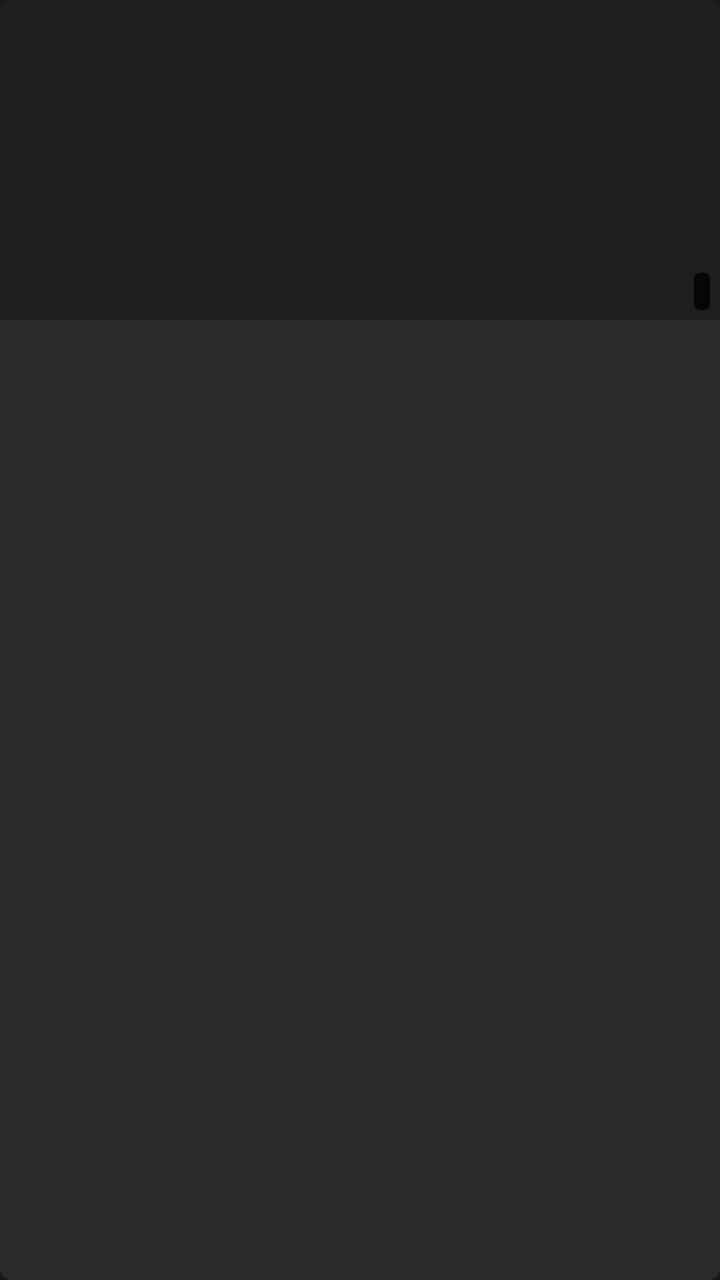
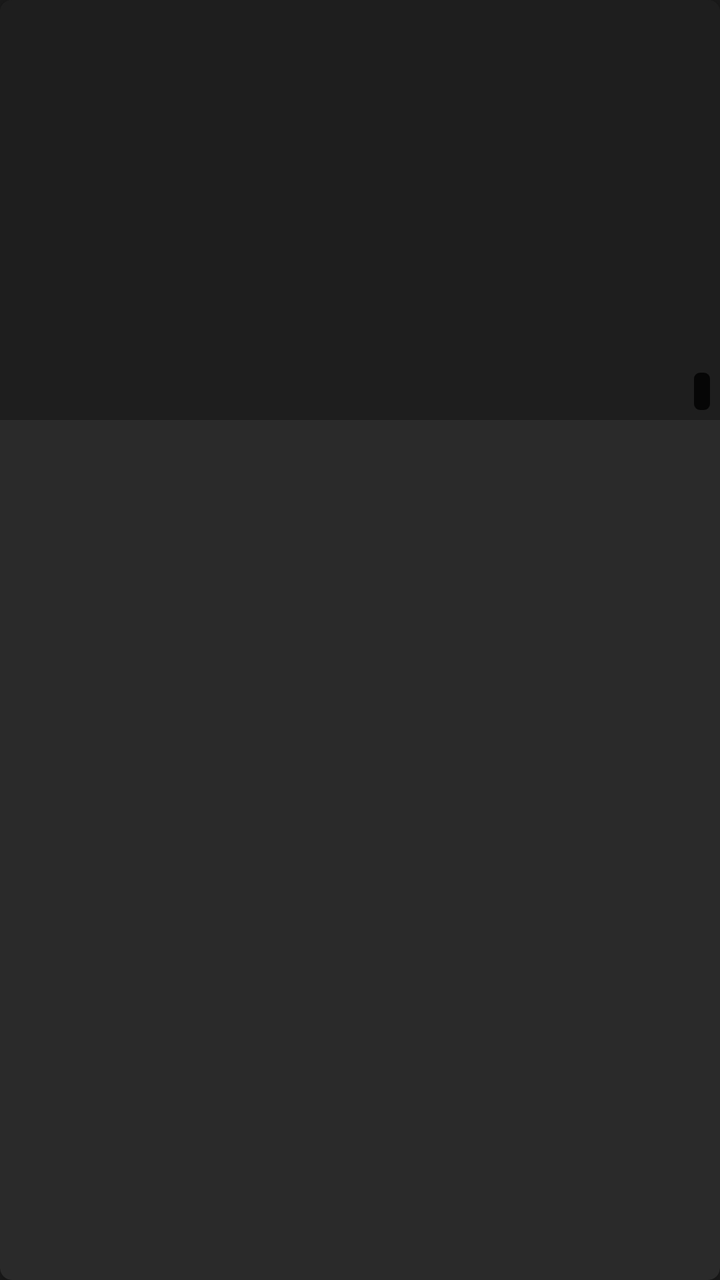

Compare the two renders of this Android layout. The source of the first and the diff that turns it into the second are given below.
<!-- AndroidManifest.xml: application theme Theme.EroProfile -->
<!-- res/layout/item_video.xml -->
<?xml version="1.0" encoding="utf-8"?>
<androidx.cardview.widget.CardView
    xmlns:android="http://schemas.android.com/apk/res/android"
    xmlns:app="http://schemas.android.com/apk/res-auto"
    android:layout_width="match_parent"
    android:layout_height="wrap_content"
    android:layout_margin="5dp"
    android:foreground="?attr/selectableItemBackground"
    app:cardBackgroundColor="@color/ep_card"
    app:cardCornerRadius="6dp"
    app:cardElevation="2dp">

    <LinearLayout
        android:layout_width="match_parent"
        android:layout_height="wrap_content"
        android:orientation="vertical">

        
        <FrameLayout
            android:layout_width="match_parent"
            android:layout_height="160dp">

            <ImageView
                android:id="@+id/imgThumbnail"
                android:layout_width="match_parent"
                android:layout_height="match_parent"
                android:scaleType="centerCrop"
                android:background="#1E1E1E"
                android:contentDescription="Anteprima video" />

            
            <TextView
                android:id="@+id/tvDuration"
                android:layout_width="wrap_content"
                android:layout_height="wrap_content"
                android:layout_gravity="bottom|end"
                android:layout_margin="5dp"
                android:background="@drawable/bg_duration"
                android:textColor="@color/ep_text_primary"
                android:textSize="11sp"
                android:fontFamily="sans-serif-medium" />

            
            <TextView
                android:id="@+id/tvHd"
                android:layout_width="wrap_content"
                android:layout_height="wrap_content"
                android:layout_gravity="top|start"
                android:layout_margin="5dp"
                android:background="@drawable/bg_hd_badge"
                android:text="HD"
                android:textColor="@color/ep_text_primary"
                android:textSize="10sp"
                android:fontFamily="sans-serif-bold"
                android:visibility="gone" />

        </FrameLayout>

        
        <LinearLayout
            android:layout_width="match_parent"
            android:layout_height="wrap_content"
            android:orientation="vertical"
            android:paddingStart="8dp"
            android:paddingEnd="8dp"
            android:paddingTop="6dp"
            android:paddingBottom="8dp">

            <TextView
                android:id="@+id/tvTitle"
                android:layout_width="match_parent"
                android:layout_height="wrap_content"
                android:ellipsize="end"
                android:maxLines="2"
                android:textColor="@color/ep_text_primary"
                android:textSize="13sp"
                android:fontFamily="sans-serif-medium" />

            <TextView
                android:id="@+id/tvCategory"
                android:layout_width="wrap_content"
                android:layout_height="wrap_content"
                android:layout_marginTop="3dp"
                android:textColor="@color/ep_orange"
                android:textSize="11sp"
                android:fontFamily="sans-serif-medium"
                android:ellipsize="end"
                android:maxLines="1"
                android:visibility="gone" />

            <LinearLayout
                android:layout_width="match_parent"
                android:layout_height="wrap_content"
                android:layout_marginTop="4dp"
                android:orientation="horizontal">

                <TextView
                    android:id="@+id/tvViews"
                    android:layout_width="0dp"
                    android:layout_height="wrap_content"
                    android:layout_weight="1"
                    android:textColor="@color/ep_text_secondary"
                    android:textSize="11sp" />

                <TextView
                    android:id="@+id/tvRating"
                    android:layout_width="wrap_content"
                    android:layout_height="wrap_content"
                    android:textColor="@color/ep_orange"
                    android:textSize="11sp"
                    android:fontFamily="sans-serif-medium" />

            </LinearLayout>

            <TextView
                android:id="@+id/tvAuthor"
                android:layout_width="match_parent"
                android:layout_height="wrap_content"
                android:layout_marginTop="2dp"
                android:textColor="@color/ep_orange"
                android:textSize="11sp"
                android:ellipsize="end"
                android:maxLines="1" />

        </LinearLayout>

    </LinearLayout>

</androidx.cardview.widget.CardView>
<!-- resources referenced by this layout -->
<resources>
  <color name="ep_card">#2A2A2A</color>
  <color name="ep_orange">#FF6600</color>
  <color name="ep_text_primary">#FFFFFF</color>
  <color name="ep_text_secondary">#AAAAAA</color>
  <!-- drawable bg_duration (drawable) -->
  <?xml version="1.0" encoding="utf-8"?>
  <shape xmlns:android="http://schemas.android.com/apk/res/android"
      android:shape="rectangle">
      <solid android:color="#CC000000" />
      <corners android:radius="3dp" />
      <padding
          android:bottom="2dp"
          android:left="4dp"
          android:right="4dp"
          android:top="2dp" />
  </shape>
  <!-- drawable bg_hd_badge (drawable) -->
  <?xml version="1.0" encoding="utf-8"?>
  <shape xmlns:android="http://schemas.android.com/apk/res/android"
      android:shape="rectangle">
      <solid android:color="#FF6600" />
      <corners android:radius="3dp" />
      <padding
          android:bottom="1dp"
          android:left="4dp"
          android:right="4dp"
          android:top="1dp" />
  </shape>
  <style name="Theme.EroProfile" parent="Theme.MaterialComponents.DayNight.NoActionBar">
          <item name="colorPrimary">@color/ep_orange</item>
          <item name="colorPrimaryVariant">@color/ep_orange_dark</item>
          <item name="colorSecondary">@color/ep_orange</item>
          <item name="colorSecondaryVariant">@color/ep_orange_dark</item>
          <item name="android:colorBackground">@color/ep_background</item>
          <item name="colorSurface">@color/ep_surface</item>
          <item name="colorOnPrimary">@color/ep_text_primary</item>
          <item name="colorOnBackground">@color/ep_text_primary</item>
          <item name="colorOnSurface">@color/ep_text_primary</item>
          <item name="android:textColorPrimary">@color/ep_text_primary</item>
          <item name="android:textColorSecondary">@color/ep_text_secondary</item>
          <item name="android:statusBarColor">@color/ep_surface</item>
          <item name="android:navigationBarColor">@color/ep_surface</item>
          <item name="android:windowLightStatusBar">false</item>
          <item name="android:windowLightNavigationBar">false</item>
      </style>
  <color name="ep_orange_dark">#CC5200</color>
  <color name="ep_background">#1A1A1A</color>
  <color name="ep_surface">#252525</color>
</resources>

<!-- the commit's change to res/layout/item_video.xml (unified diff, before → after) -->
@@ -18,7 +18,7 @@
         
         <FrameLayout
             android:layout_width="match_parent"
-            android:layout_height="160dp">
+            android:layout_height="210dp">
 
             <ImageView
                 android:id="@+id/imgThumbnail"
